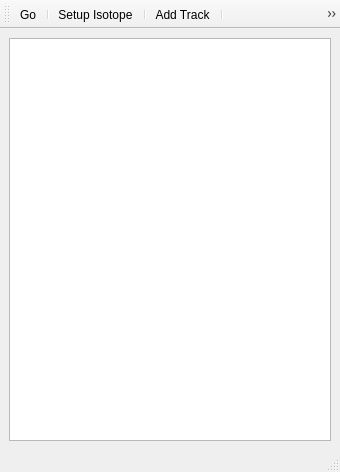
lasersphere/Tilda, file TildaHost/source/Interface/ScanControlUi/Ui_ScanControl.ui: the form before one commit.
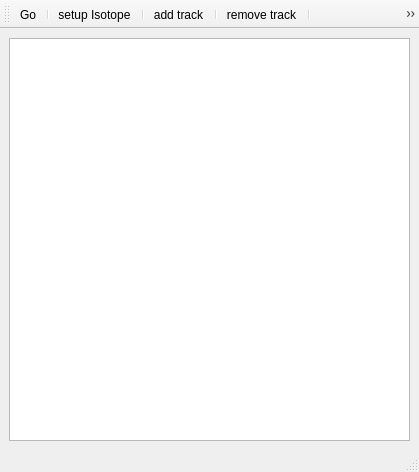
The form after the commit.

Commit message: Default values for tracks have ben set either to database or from the one before. accessing the db works fine. still need to comment a lot on the code.

```diff
--- a/TildaHost/source/Interface/ScanControlUi/Ui_ScanControl.ui
+++ b/TildaHost/source/Interface/ScanControlUi/Ui_ScanControl.ui
@@ -6,7 +6,7 @@
    <rect>
     <x>0</x>
     <y>0</y>
-    <width>340</width>
+    <width>419</width>
     <height>472</height>
    </rect>
   </property>
@@ -40,6 +40,8 @@
    <addaction name="separator"/>
    <addaction name="actionAdd_Track"/>
    <addaction name="separator"/>
+   <addaction name="action_remove_track"/>
+   <addaction name="separator"/>
    <addaction name="actionSave_settings_to_database"/>
   </widget>
   <action name="actionGo">
@@ -55,7 +57,7 @@
   </action>
   <action name="actionSetup_Isotope">
    <property name="text">
-    <string>Setup Isotope</string>
+    <string>setup Isotope</string>
    </property>
    <property name="shortcut">
     <string>Ctrl+I</string>
@@ -63,7 +65,7 @@
   </action>
   <action name="actionAdd_Track">
    <property name="text">
-    <string>Add Track</string>
+    <string>add track</string>
    </property>
   </action>
   <action name="actionSave_settings_to_database">
@@ -74,6 +76,11 @@
     <string>Ctrl+S</string>
    </property>
   </action>
+  <action name="action_remove_track">
+   <property name="text">
+    <string>remove track</string>
+   </property>
+  </action>
  </widget>
  <resources/>
  <connections/>
```
The commit also changes 5 other files.
